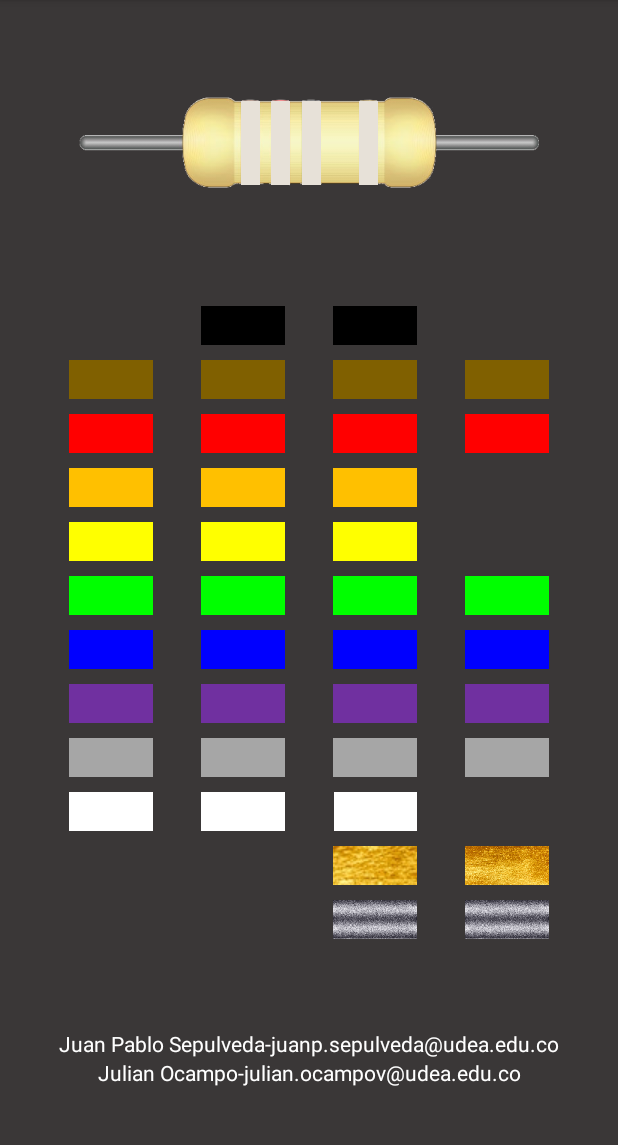
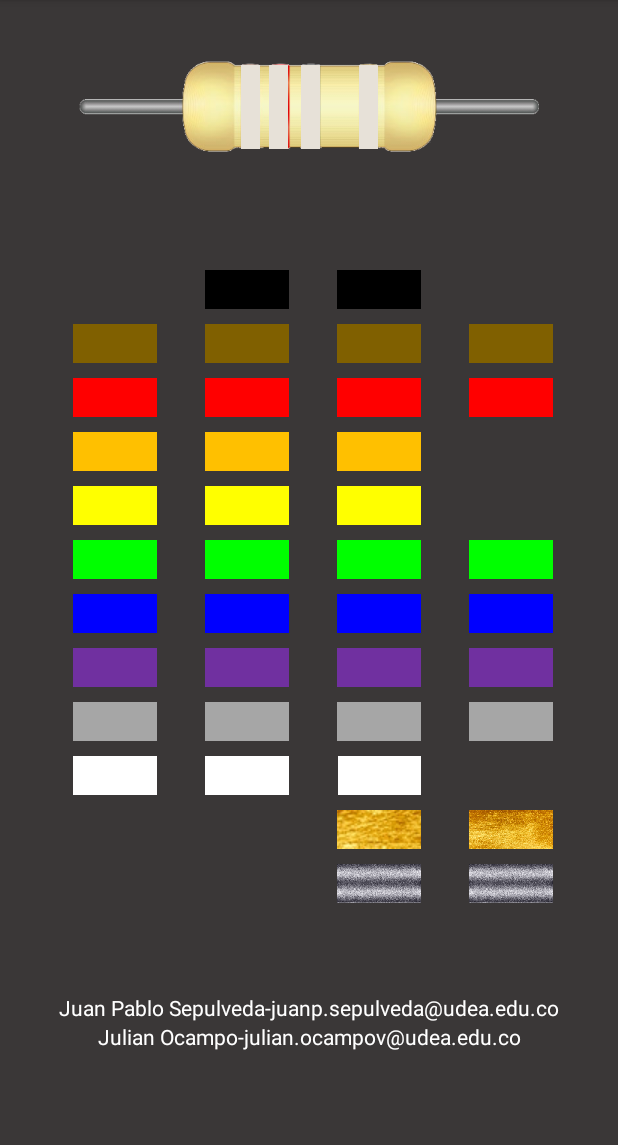
Before and after one commit to julianocampov/Practica1_3, an Android app: the screen it shows after launch (MainActivity), on a phone screen of 412 x 824 dp, the part 84-1229 px from its top. Run offline under Robolectric (Android 15) with nearby library versions, the phone set to English and light mode, and no system bars.

Commit message:
Comentarios borrados Ajuste de la resistencia

```diff
--- a/app/src/main/java/com/jovel/practica1_3/MainActivity.kt
+++ b/app/src/main/java/com/jovel/practica1_3/MainActivity.kt
@@ -439,7 +439,6 @@ class MainActivity : AppCompatActivity() {
             }
 
             if(multi < 1) valor= (decenas*multi+unidades*multi)
-            //Comentario holabnh
             val l = arrayListOf<String>()
             l.add("")
             l.add("K")
--- a/app/src/main/res/layout/activity_main.xml
+++ b/app/src/main/res/layout/activity_main.xml
@@ -15,7 +15,7 @@
             android:id="@+id/resistor_image_view"
             android:layout_width="309dp"
             android:layout_height="67dp"
-            android:layout_marginTop="60dp"
+            android:layout_marginTop="36dp"
             android:background="@drawable/resistor1"
             android:contentDescription="@string/selec_color"
             android:scaleType="centerCrop"
@@ -24,11 +24,23 @@
             app:layout_constraintTop_toTopOf="parent" />
 
         <ImageView
-            android:id="@+id/band4_image_view"
+            android:id="@+id/band1_image_view"
             android:layout_width="12.4dp"
             android:layout_height="56dp"
-            android:layout_marginStart="188dp"
-            android:layout_marginTop="67dp"
+            android:layout_marginStart="109dp"
+            android:layout_marginTop="43dp"
+            android:background="@drawable/neutralcolor"
+            android:contentDescription="@string/selec_color"
+            android:scaleType="centerCrop"
+            app:layout_constraintStart_toStartOf="@+id/resistor_image_view"
+            app:layout_constraintTop_toTopOf="parent" />
+
+        <ImageView
+            android:id="@+id/band2_image_view"
+            android:layout_width="12.8dp"
+            android:layout_height="56dp"
+            android:layout_marginStart="128dp"
+            android:layout_marginTop="43dp"
             android:background="@drawable/neutralcolor"
             android:contentDescription="@string/selec_color"
             android:scaleType="centerCrop"
@@ -39,8 +51,8 @@
             android:id="@+id/band3_image_view"
             android:layout_width="12.4dp"
             android:layout_height="56dp"
-            android:layout_marginStart="150dp"
-            android:layout_marginTop="67dp"
+            android:layout_marginStart="149dp"
+            android:layout_marginTop="43dp"
             android:background="@drawable/neutralcolor"
             android:contentDescription="@string/selec_color"
             android:scaleType="centerCrop"
@@ -48,23 +60,11 @@
             app:layout_constraintTop_toTopOf="parent" />
 
         <ImageView
-            android:id="@+id/band2_image_view"
-            android:layout_width="12.8dp"
-            android:layout_height="56dp"
-            android:layout_marginStart="129dp"
-            android:layout_marginTop="67dp"
-            android:background="@drawable/neutralcolor"
-            android:contentDescription="@string/selec_color"
-            android:scaleType="centerCrop"
-            app:layout_constraintStart_toStartOf="@+id/resistor_image_view"
-            app:layout_constraintTop_toTopOf="parent" />
-
-        <ImageView
-            android:id="@+id/band1_image_view"
+            android:id="@+id/band4_image_view"
             android:layout_width="12.4dp"
             android:layout_height="56dp"
-            android:layout_marginStart="109dp"
-            android:layout_marginTop="67dp"
+            android:layout_marginStart="188dp"
+            android:layout_marginTop="43dp"
             android:background="@drawable/neutralcolor"
             android:contentDescription="@string/selec_color"
             android:scaleType="centerCrop"
@@ -75,24 +75,26 @@
             android:id="@+id/info_text_view"
             android:layout_width="match_parent"
             android:layout_height="44dp"
-            android:layout_marginTop="140dp"
+            android:layout_marginTop="112dp"
             android:textAlignment="center"
             android:textColor="@color/white"
             android:textSize="30sp"
             android:textStyle="normal"
-            app:layout_constraintTop_toTopOf="parent" />
+            app:layout_constraintTop_toTopOf="parent"
+            tools:layout_editor_absoluteX="0dp" />
 
         <LinearLayout
             android:id="@+id/linearLayout2"
             android:layout_width="wrap_content"
             android:layout_height="458dp"
-            android:layout_marginTop="188dp"
+            android:layout_marginTop="164dp"
             android:background="#3A3737"
             android:baselineAligned="false"
             android:orientation="horizontal"
             android:paddingStart="16dp"
             android:paddingEnd="16dp"
             app:layout_constraintEnd_toEndOf="parent"
+            app:layout_constraintHorizontal_bias="0.592"
             app:layout_constraintStart_toStartOf="parent"
             app:layout_constraintTop_toTopOf="parent">
 
```
